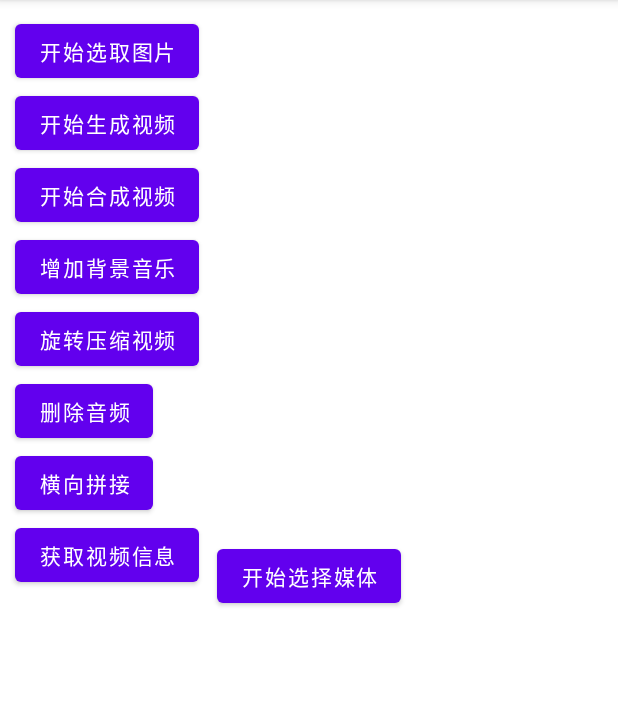
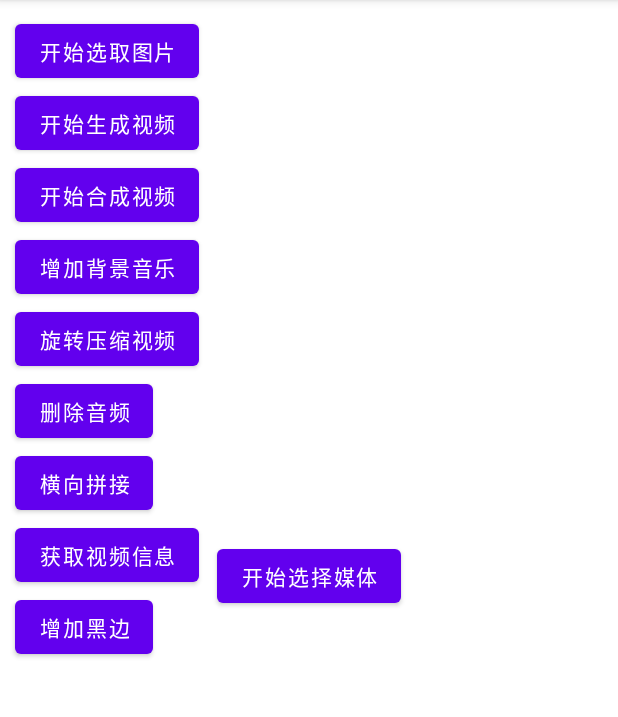
Before and after one commit to Adolphsa/FfmpegVideoEdit, an Android app: the screen it shows after launch (MainActivity), on a phone screen of 412 x 824 dp, the part 84-801 px from its top. Run offline under Robolectric (Android 15) with nearby library versions, the light colour scheme and no system bars; libraries missing offline, so code that uses them is left out: com.arthenica.mobileffmpeg, com.luck.picture, com.permissionx.guolindev; 3 statements that could not run were skipped.

Commit message:
feat:1.添加增加黑边接口

```diff
--- a/app/src/main/java/com/lc/fve/MainActivity.java
+++ b/app/src/main/java/com/lc/fve/MainActivity.java
@@ -16,6 +16,7 @@ import android.os.Bundle;
 import android.os.Environment;
 import android.util.Log;
 import android.util.Printer;
+import android.util.Size;
 import android.view.View;
 import android.widget.TextView;
 import android.widget.Toast;
@@ -25,6 +26,7 @@ import com.lc.fve.databinding.ActivityMainBinding;
 import com.lc.fve.utils.AssetUtils;
 import com.lc.fve.utils.BitmapUtils;
 import com.lc.fve.utils.GlideEngine;
+import com.lc.fve.utils.StringUtils;
 import com.luck.picture.lib.PictureSelector;
 import com.luck.picture.lib.config.PictureConfig;
 import com.luck.picture.lib.config.PictureMimeType;
@@ -58,6 +60,7 @@ public class MainActivity extends AppCompatActivity {
     File addMusicFile;
     File scaleResultFile;
     File noAudioResultFile;
+    File blackBorderFile;
 
     @Override
     protected void onCreate(Bundle savedInstanceState) {
@@ -83,6 +86,7 @@ public class MainActivity extends AppCompatActivity {
         scaleResultFile = new File(resourceVideoDir, "result_scale.mp4");
         noAudioResultFile = new File(resourceVideoDir, "no_audio.mp4");
         txtFile = new File(resourceVideoDir, "file_path.txt");
+        blackBorderFile = new File(resourceImageDir, "black_border_img.jpeg");
 
         selectMediaList = new ArrayList<>();
         FFmpegNative fmpegNative = new FFmpegNative();
@@ -240,6 +244,18 @@ public class MainActivity extends AppCompatActivity {
             }
         });
 
+        binding.addBlackBorder.setOnClickListener(new View.OnClickListener() {
+            @Override
+            public void onClick(View v) {
+                String imgPath = selectMediaList.get(0);
+                Size imageSize = StringUtils.getImageSize(imgPath);
+                int width = imageSize.getWidth();
+                int height = imageSize.getHeight();
+                Log.d(TAG, "onClick: width = " + width + ",height = " + height);
+                FFmpegCmd.getInstance().addBlackBorder(imgPath, blackBorderFile.getAbsolutePath(), width, height, 720, 1280);
+            }
+        });
+
     }
 
     private void startChooseMedia() {
--- a/app/src/main/res/layout/activity_main.xml
+++ b/app/src/main/res/layout/activity_main.xml
@@ -90,6 +90,15 @@
         />
 
     <Button
+        android:id="@+id/addBlackBorder"
+        android:layout_width="wrap_content"
+        android:layout_height="wrap_content"
+        android:text="增加黑边"
+        app:layout_constraintTop_toBottomOf="@+id/getVideoInfo"
+        app:layout_constraintLeft_toLeftOf="@+id/getVideoInfo"
+        />
+
+    <Button
         android:id="@+id/startSelectMedia"
         android:layout_width="wrap_content"
         android:layout_height="wrap_content"
```
Also changed, not shown: app/src/main/java/com/lc/fve/FFmpegCmd.java (+31 -0 lines), app/src/main/java/com/lc/fve/utils/StringUtils.java (+17 -0 lines).
